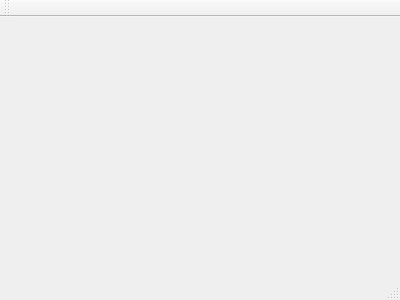
wdy0401/simu, file mainwindow.ui: the form before one commit.
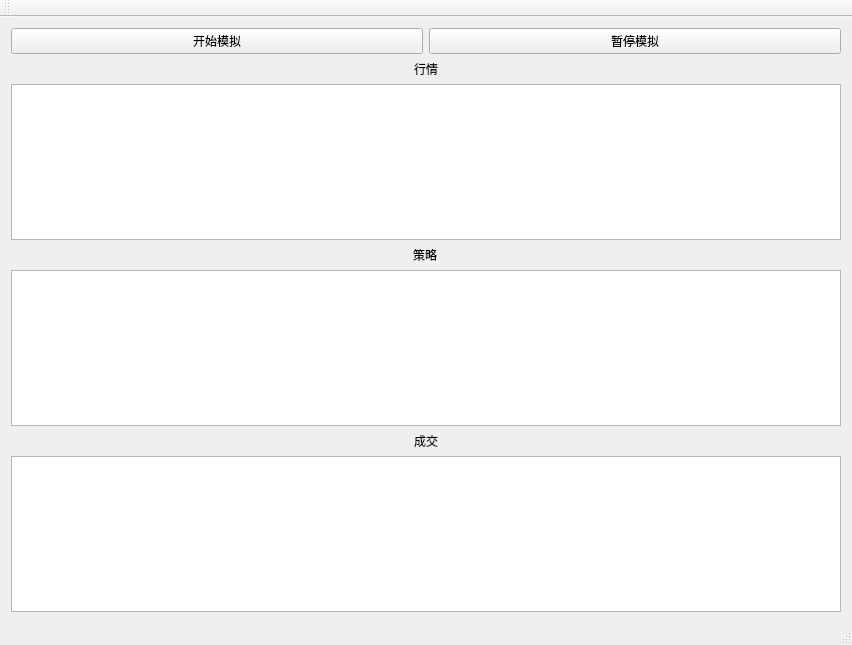
The form after the commit.

The edit to the form file:
```diff
--- a/mainwindow.ui
+++ b/mainwindow.ui
@@ -1,24 +1,110 @@
 <ui version="4.0">
  <class>MainWindow</class>
- <widget class="QMainWindow" name="MainWindow" >
-  <property name="geometry" >
+ <widget class="QMainWindow" name="MainWindow">
+  <property name="geometry">
    <rect>
     <x>0</x>
     <y>0</y>
-    <width>400</width>
-    <height>300</height>
+    <width>852</width>
+    <height>645</height>
    </rect>
   </property>
   <property name="windowTitle" >
    <string>MainWindow</string>
   </property>
-  <widget class="QMenuBar" name="menuBar" />
-  <widget class="QToolBar" name="mainToolBar" />
-  <widget class="QWidget" name="centralWidget" />
-  <widget class="QStatusBar" name="statusBar" />
+  <widget class="QWidget" name="centralWidget">
+   <layout class="QVBoxLayout" name="verticalLayout_5">
+    <item>
+     <layout class="QHBoxLayout" name="horizontalLayout">
+      <item>
+       <widget class="QPushButton" name="pushButton">
+        <property name="text">
+         <string>开始模拟</string>
+        </property>
+       </widget>
+      </item>
+      <item>
+       <widget class="QPushButton" name="pushButton_2">
+        <property name="text">
+         <string>暂停模拟</string>
+        </property>
+       </widget>
+      </item>
+     </layout>
+    </item>
+    <item>
+     <layout class="QVBoxLayout" name="verticalLayout">
+      <item alignment="Qt::AlignHCenter">
+       <widget class="QLabel" name="label">
+        <property name="text">
+         <string>行情</string>
+        </property>
+       </widget>
+      </item>
+      <item>
+       <widget class="QTextBrowser" name="textBrowser"/>
+      </item>
+     </layout>
+    </item>
+    <item>
+     <layout class="QVBoxLayout" name="verticalLayout_2">
+      <item alignment="Qt::AlignHCenter">
+       <widget class="QLabel" name="label_2">
+        <property name="text">
+         <string>策略</string>
+        </property>
+       </widget>
+      </item>
+      <item>
+       <widget class="QTextBrowser" name="textBrowser_2"/>
+      </item>
+     </layout>
+    </item>
+    <item>
+     <layout class="QVBoxLayout" name="verticalLayout_4">
+      <item alignment="Qt::AlignHCenter">
+       <widget class="QLabel" name="label_4">
+        <property name="text">
+         <string>成交</string>
+        </property>
+       </widget>
+      </item>
+      <item>
+       <widget class="QTextBrowser" name="textBrowser_4"/>
+      </item>
+     </layout>
+    </item>
+   </layout>
+   <zorder>pushButton</zorder>
+   <zorder>pushButton_2</zorder>
+   <zorder>textBrowser</zorder>
+   <zorder>label</zorder>
+   <zorder></zorder>
+   <zorder>layoutWidget</zorder>
+   <zorder>textBrowser</zorder>
+   <zorder>layoutWidget_2</zorder>
+  </widget>
+  <widget class="QMenuBar" name="menuBar">
+   <property name="geometry">
+    <rect>
+     <x>0</x>
+     <y>0</y>
+     <width>852</width>
+     <height>23</height>
+    </rect>
+   </property>
+  </widget>
+  <widget class="QToolBar" name="mainToolBar">
+   <attribute name="toolBarArea">
+    <enum>TopToolBarArea</enum>
+   </attribute>
+   <attribute name="toolBarBreak">
+    <bool>false</bool>
+   </attribute>
+  </widget>
+  <widget class="QStatusBar" name="statusBar"/>
  </widget>
- <layoutDefault spacing="6" margin="11" />
- <pixmapfunction></pixmapfunction>
+ <layoutdefault spacing="6" margin="11"/>
  <resources/>
  <connections/>
 </ui>
```
Left out of the diff: 3 changed lines with no effect on the pictures.
